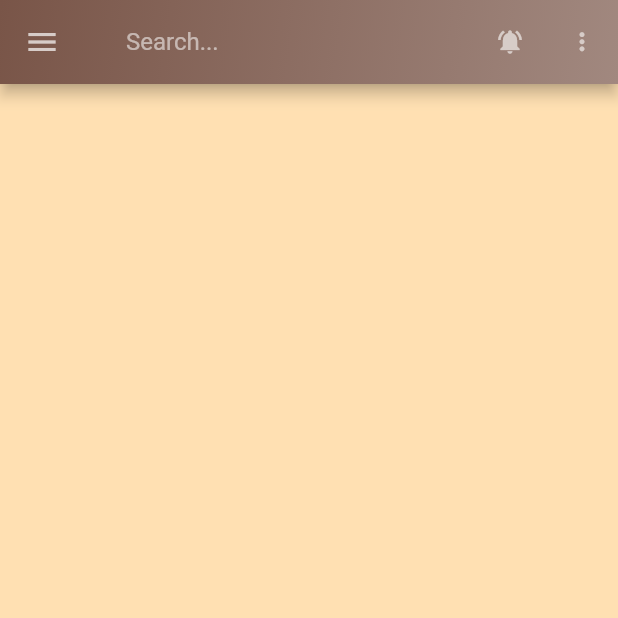
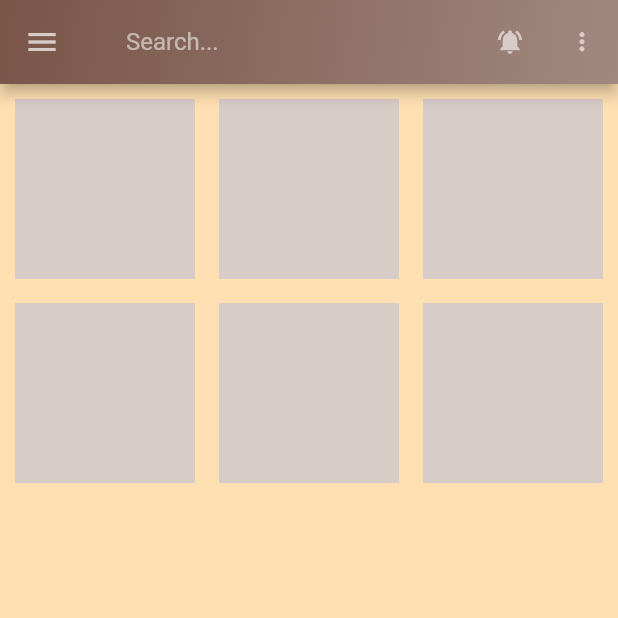
Before and after one commit to crimsoftit/d_pos_v2, a Flutter app: the screen it shows after launch, on a phone screen of 412 x 824 dp, the top half of it. Run offline on Flutter 3.47's test engine with Material 2 defaults, Android fonts, the light colour scheme and no system bars; our stand-ins replace clock, flutter_svg, sqflite; missing offline and left inert: flutter_barcode_scanner; accounts and stored records are empty.

Commit message:
11. dashboard content

```diff
--- a/lib/ui/components/dashboard_content.dart
+++ b/lib/ui/components/dashboard_content.dart
@@ -11,12 +11,35 @@ class DashboardContent extends StatefulWidget {
 class _DashboardContentState extends State<DashboardContent> {
   @override
   Widget build(BuildContext context) {
-    return const SafeArea(
+    return SafeArea(
       child: SingleChildScrollView(
         padding: EdgeInsets.all(appPadding),
         child: Column(
           children: [
-            //CustomAppbar(),
+            // 4 boxes on top
+
+            AspectRatio(
+              aspectRatio: 1,
+              child: SizedBox(
+                width: double.infinity,
+                child: GridView.builder(
+                  itemCount: 6,
+                  gridDelegate: const SliverGridDelegateWithFixedCrossAxisCount(
+                    crossAxisCount: 3,
+                  ),
+                  itemBuilder: (context, index) {
+                    return Padding(
+                      padding: const EdgeInsets.all(8.0),
+                      child: Container(
+                        color: Colors.brown[100],
+                      ),
+                    );
+                  },
+                ),
+              ),
+            ),
+
+            // tiles below
           ],
         ),
       ),
--- a/lib/ui/components/drawer_menu.dart
+++ b/lib/ui/components/drawer_menu.dart
@@ -12,7 +12,7 @@ class DrawerMenu extends StatelessWidget {
   @override
   Widget build(BuildContext context) {
     return Drawer(
-      //width: 200,
+      width: 200,
       //backgroundColor: myDefaultBackground,
       child: ListView(
         children: [
```
